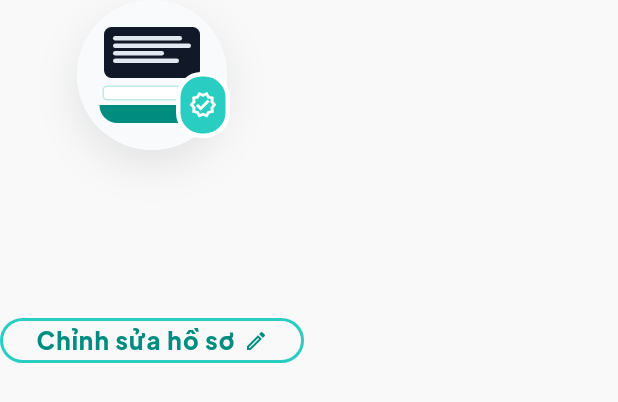
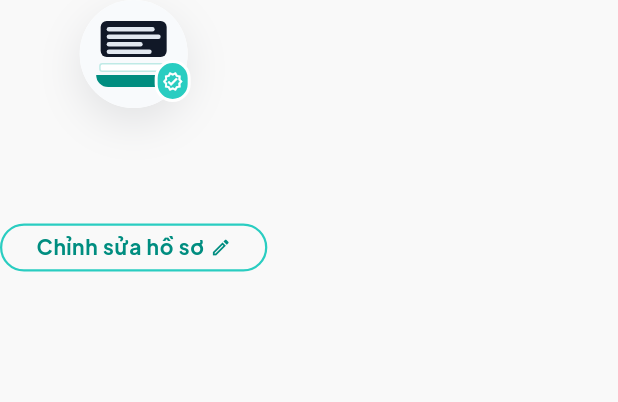
Before and after one commit to huypham200104/DevMind, a Flutter app: the ProfileHeader widget shown alone on an empty page, opened directly with empty values, on a phone screen of 412 x 824 dp. Shown: the top 402 px of the screen. Run offline on Flutter 3.47's test engine with Material 3 defaults, Android fonts, the phone set to English and light mode, and no system bars; our stand-ins replace cloud_firestore, cloud_functions, file_picker, firebase_auth, firebase_core, flutter_svg and 2 more; missing offline and left inert: syncfusion_flutter_pdf; accounts and stored records are empty; generated files the repository leaves out were written again; network calls fail.

Commit message:
style: Make Profile screen components more compact

```diff
--- a/devmind_app/lib/features/auth/presentation/widgets/profile_header.dart
+++ b/devmind_app/lib/features/auth/presentation/widgets/profile_header.dart
@@ -21,33 +21,33 @@ class ProfileHeader extends StatelessWidget {
     return Column(
       children: [
         ProfileAvatar(photoUrl: photoUrl),
-        const SizedBox(height: 10),
+        const SizedBox(height: 6),
         Text(
           displayName,
           textAlign: TextAlign.center,
-          style: Theme.of(context).textTheme.headlineMedium?.copyWith(
+          style: Theme.of(context).textTheme.titleLarge?.copyWith(
             color: const Color(0xFF0F172A),
-            fontWeight: FontWeight.w800,
+            fontWeight: FontWeight.w700,
             letterSpacing: 0,
           ),
         ),
-        const SizedBox(height: 8),
+        const SizedBox(height: 4),
         Text(
           email,
           textAlign: TextAlign.center,
-          style: Theme.of(context).textTheme.titleMedium?.copyWith(
+          style: Theme.of(context).textTheme.bodyMedium?.copyWith(
             color: const Color(0xFF64748B),
             fontWeight: FontWeight.w500,
             letterSpacing: 0,
           ),
         ),
-        const SizedBox(height: 34),
+        const SizedBox(height: 16),
         OutlinedButton(
           onPressed: onEditProfile,
           style: OutlinedButton.styleFrom(
             foregroundColor: AppColors.primaryGradientEnd,
-            minimumSize: const Size(130, 30),
-            side: const BorderSide(color: AppColors.primary, width: 2),
+            minimumSize: const Size(120, 32),
+            side: const BorderSide(color: AppColors.primary, width: 1.5),
             shape: RoundedRectangleBorder(
               borderRadius: BorderRadius.circular(999),
             ),
@@ -58,13 +58,13 @@ class ProfileHeader extends StatelessWidget {
               const Text(
                 'Chỉnh sửa hồ sơ',
                 style: TextStyle(
-                  fontSize: 16,
-                  fontWeight: FontWeight.w800,
-                  letterSpacing: 0.8,
+                  fontSize: 14,
+                  fontWeight: FontWeight.w700,
+                  letterSpacing: 0.5,
                 ),
               ),
-              const SizedBox(width: 6),
-              const Icon(Icons.edit_outlined, size: 16),
+              const SizedBox(width: 4),
+              const Icon(Icons.edit_outlined, size: 14),
             ],
           ),
         ),
@@ -83,8 +83,8 @@ class ProfileAvatar extends StatelessWidget {
     final normalizedPhotoUrl = photoUrl?.trim();
 
     return SizedBox(
-      width: 100,
-      height: 100,
+      width: 72,
+      height: 72,
       child: Stack(
         clipBehavior: Clip.none,
         children: [
@@ -115,19 +115,19 @@ class ProfileAvatar extends StatelessWidget {
           ),
           Positioned(
             right: -2,
-            bottom: 8,
+            bottom: 4,
             child: Container(
-              width: 36,
-              height: 44,
+              width: 24,
+              height: 28,
               decoration: BoxDecoration(
                 color: AppColors.primary,
-                borderRadius: BorderRadius.circular(17),
-                border: Border.all(color: Colors.white, width: 3),
+                borderRadius: BorderRadius.circular(12),
+                border: Border.all(color: Colors.white, width: 2),
               ),
               child: const Icon(
                 Icons.verified_outlined,
                 color: Colors.white,
-                size: 19,
+                size: 14,
               ),
             ),
           ),
@@ -144,47 +144,47 @@ class _CodePreviewAvatar extends StatelessWidget {
   Widget build(BuildContext context) {
     return ClipOval(
       child: Container(
-        padding: const EdgeInsets.all(10),
+        padding: const EdgeInsets.all(6),
         color: const Color(0xFFF8FAFC),
         child: Column(
           mainAxisAlignment: MainAxisAlignment.center,
           children: [
             Container(
-              width: 64,
-              height: 34,
-              padding: const EdgeInsets.all(6),
+              width: 44,
+              height: 24,
+              padding: const EdgeInsets.all(4),
               decoration: BoxDecoration(
                 color: const Color(0xFF111827),
-                borderRadius: BorderRadius.circular(5),
+                borderRadius: BorderRadius.circular(4),
               ),
               child: Column(
                 crossAxisAlignment: CrossAxisAlignment.start,
                 children: const [
-                  _CodeLine(width: 46),
-                  _CodeLine(width: 52),
-                  _CodeLine(width: 34),
-                  _CodeLine(width: 44),
+                  _CodeLine(width: 32),
+                  _CodeLine(width: 38),
+                  _CodeLine(width: 24),
+                  _CodeLine(width: 30),
                 ],
               ),
             ),
-            const SizedBox(height: 5),
+            const SizedBox(height: 4),
             Container(
-              width: 66,
-              height: 10,
+              width: 46,
+              height: 6,
               decoration: BoxDecoration(
                 color: Colors.white,
-                borderRadius: BorderRadius.circular(3),
+                borderRadius: BorderRadius.circular(2),
                 border: Border.all(color: const Color(0xFFBFEAE6)),
               ),
             ),
-            const SizedBox(height: 3),
+            const SizedBox(height: 2),
             Container(
-              width: 70,
-              height: 12,
+              width: 50,
+              height: 8,
               decoration: const BoxDecoration(
                 color: AppColors.primaryGradientEnd,
                 borderRadius: BorderRadius.vertical(
-                  bottom: Radius.circular(40),
+                  bottom: Radius.circular(24),
                 ),
               ),
             ),
```
Also changed, not shown: devmind_app/lib/features/auth/presentation/widgets/profile_history_section.dart (+25 -25 lines), devmind_app/lib/features/auth/presentation/widgets/profile_wallet_card.dart (+12 -12 lines).
